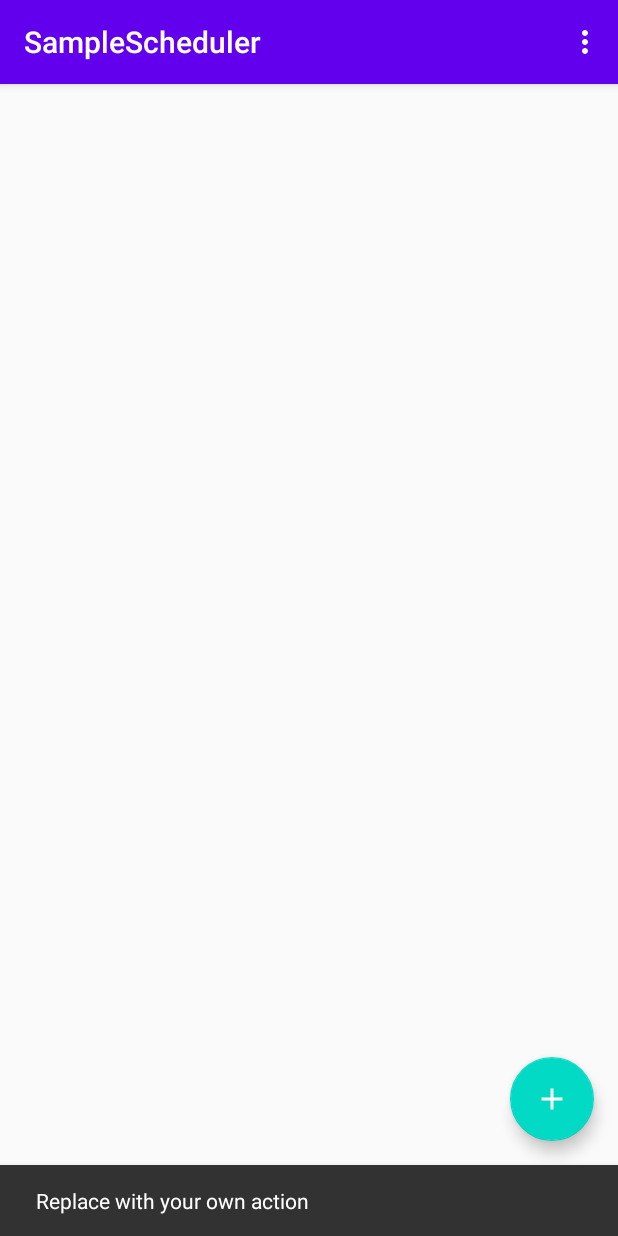
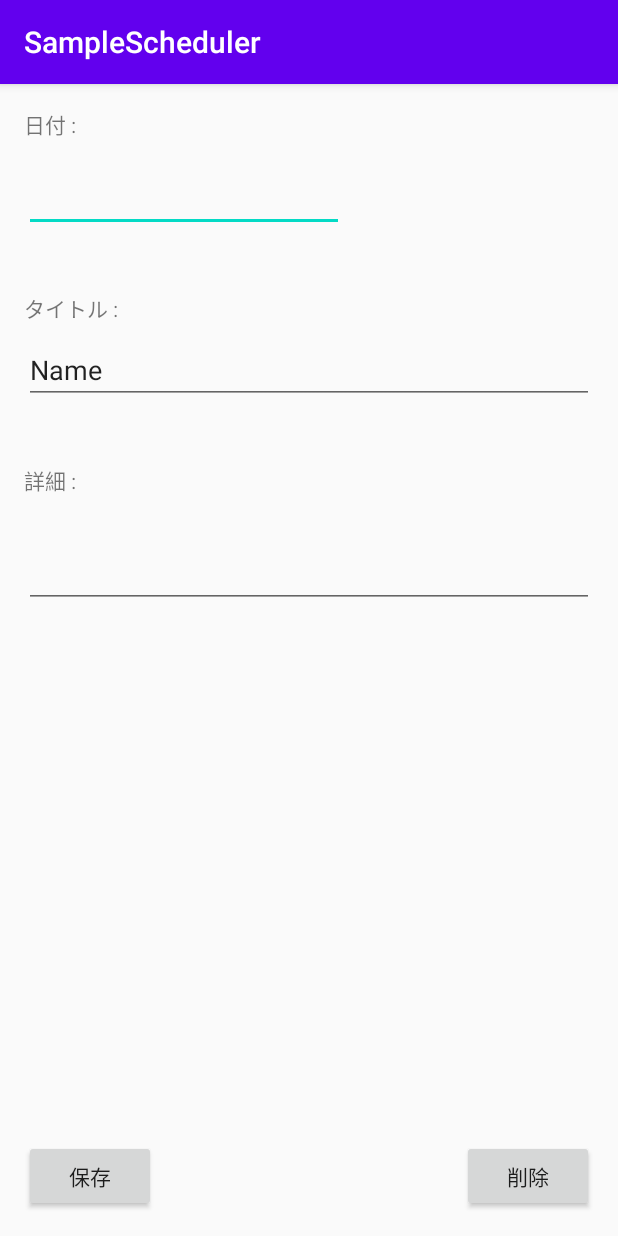
Before and after one commit to naruwo-github/AndroidPracticeSamples, an Android app: the screen it shows after launch (MainActivity before the commit, ScheduleEditActivity after it), after a tap on an icon or button, on a phone screen of 412 x 824 dp. Run offline under Robolectric (Android 15) with nearby library versions, the phone set to English and light mode, and no system bars; libraries missing offline, so code that uses them is left out: io.realm, io.realm.kotlin; 5 statements that could not run were skipped.

Commit message:
設定画面の実装

```diff
--- a/SampleScheduler/app/src/main/AndroidManifest.xml
+++ b/SampleScheduler/app/src/main/AndroidManifest.xml
@@ -10,6 +10,7 @@
         android:roundIcon="@mipmap/ic_launcher_round"
         android:supportsRtl="true"
         android:theme="@style/AppTheme">
+        <activity android:name=".ScheduleEditActivity"></activity>
         <activity
             android:name=".MainActivity"
             android:label="@string/app_name"
--- a/SampleScheduler/app/src/main/java/com/example/samplescheduler/MainActivity.kt
+++ b/SampleScheduler/app/src/main/java/com/example/samplescheduler/MainActivity.kt
@@ -1,13 +1,17 @@
 package com.example.samplescheduler
 
+import android.content.Intent
 import android.os.Bundle
 import com.google.android.material.snackbar.Snackbar
 import androidx.appcompat.app.AppCompatActivity
 import android.view.Menu
 import android.view.MenuItem
+import androidx.recyclerview.widget.LinearLayoutManager
 import io.realm.Realm
+import io.realm.kotlin.where
 
 import kotlinx.android.synthetic.main.activity_main.*
+import kotlinx.android.synthetic.main.content_main.*
 
 class MainActivity : AppCompatActivity() {
     private lateinit var realm: Realm
@@ -17,10 +21,14 @@ class MainActivity : AppCompatActivity() {
         setContentView(R.layout.activity_main)
         setSupportActionBar(toolbar)
         realm = Realm.getDefaultInstance()
+        list.layoutManager = LinearLayoutManager(this)
+        val schedules = realm.where<Schedule>().findAll()
+        val adapter = SchedulerAdapter(schedules)
+        list.adapter = adapter
 
         fab.setOnClickListener { view ->
-            Snackbar.make(view, "Replace with your own action", Snackbar.LENGTH_LONG)
-                    .setAction("Action", null).show()
+            val intent = Intent(this, ScheduleEditActivity::class.java)
+            startActivity(intent)
         }
     }
 
--- /dev/null
+++ b/SampleScheduler/app/src/main/java/com/example/samplescheduler/ScheduleEditActivity.kt
@@ -0,0 +1,12 @@
+package com.example.samplescheduler
+
+import androidx.appcompat.app.AppCompatActivity
+import android.os.Bundle
+
+class ScheduleEditActivity : AppCompatActivity() {
+
+    override fun onCreate(savedInstanceState: Bundle?) {
+        super.onCreate(savedInstanceState)
+        setContentView(R.layout.activity_schedule_edit)
+    }
+}
--- a/SampleScheduler/app/src/main/java/com/example/samplescheduler/SchedulerAdapter.kt
+++ b/SampleScheduler/app/src/main/java/com/example/samplescheduler/SchedulerAdapter.kt
@@ -12,6 +12,7 @@ import io.realm.RealmRecyclerViewAdapter
 class SchedulerAdapter(data: OrderedRealmCollection<Schedule>) : RealmRecyclerViewAdapter<Schedule, SchedulerAdapter.ViewHolder>(data, true) {
 
     init {
+        //これをtrueにし、getItemIdでidを返すようにすることで、RecyclerViewを高速で描画できるようになる
         setHasStableIds(true)
     }
 
@@ -22,11 +23,14 @@ class SchedulerAdapter(data: OrderedRealmCollection<Schedule>) : RealmRecyclerVi
 
     //セルが必要になるたび、呼び出される
     override fun onCreateViewHolder(parent: ViewGroup, viewType: Int): SchedulerAdapter.ViewHolder {
+        //内部ではViewHolderのインスタンスを生成して返す
         val inflater = LayoutInflater.from(parent.context)
+        //inflateメソッドにより、ビューにレイアウトXMLを適用している
         val view = inflater.inflate(android.R.layout.simple_list_item_2, parent, false)
         return ViewHolder(view)
     }
 
+    //ViewHolderで保持しているビューに対し、実際に表示する画像や文字などのコンテンツの設定を行う
     override fun onBindViewHolder(holder: SchedulerAdapter.ViewHolder, position: Int) {
         val schedule: Schedule? = getItem(position)
         holder.date.text = DateFormat.format("yyyy/MM/dd", schedule?.date)
--- /dev/null
+++ b/SampleScheduler/app/src/main/res/layout/activity_schedule_edit.xml
@@ -0,0 +1,99 @@
+<?xml version="1.0" encoding="utf-8"?>
+<androidx.constraintlayout.widget.ConstraintLayout xmlns:android="http://schemas.android.com/apk/res/android"
+    xmlns:app="http://schemas.android.com/apk/res-auto"
+    xmlns:tools="http://schemas.android.com/tools"
+    android:layout_width="match_parent"
+    android:layout_height="match_parent"
+    tools:context=".ScheduleEditActivity">
+
+    <TextView
+        android:id="@+id/dateTextView"
+        android:layout_width="wrap_content"
+        android:layout_height="wrap_content"
+        android:layout_marginStart="16dp"
+        android:layout_marginTop="16dp"
+        android:text="@string/date_textview_text"
+        app:layout_constraintStart_toStartOf="parent"
+        app:layout_constraintTop_toTopOf="parent" />
+
+    <EditText
+        android:id="@+id/dateEdit"
+        android:layout_width="wrap_content"
+        android:layout_height="wrap_content"
+        android:layout_marginStart="16dp"
+        android:layout_marginTop="16dp"
+        android:ems="10"
+        android:inputType="date"
+        app:layout_constraintStart_toStartOf="parent"
+        app:layout_constraintTop_toBottomOf="@+id/dateTextView" />
+
+    <TextView
+        android:id="@+id/titleTextView"
+        android:layout_width="wrap_content"
+        android:layout_height="wrap_content"
+        android:layout_marginStart="16dp"
+        android:layout_marginTop="40dp"
+        android:text="@string/title_text_view_text"
+        app:layout_constraintStart_toStartOf="parent"
+        app:layout_constraintTop_toBottomOf="@+id/dateEdit" />
+
+    <EditText
+        android:id="@+id/editText2"
+        android:layout_width="0dp"
+        android:layout_height="wrap_content"
+        android:layout_marginStart="16dp"
+        android:layout_marginTop="8dp"
+        android:layout_marginEnd="16dp"
+        android:ems="10"
+        android:inputType="textPersonName"
+        android:text="Name"
+        app:layout_constraintEnd_toEndOf="parent"
+        app:layout_constraintStart_toStartOf="parent"
+        app:layout_constraintTop_toBottomOf="@+id/titleTextView" />
+
+    <TextView
+        android:id="@+id/detailText"
+        android:layout_width="wrap_content"
+        android:layout_height="wrap_content"
+        android:layout_marginStart="16dp"
+        android:layout_marginTop="40dp"
+        android:text="@string/detail_text"
+        app:layout_constraintStart_toStartOf="parent"
+        app:layout_constraintTop_toBottomOf="@+id/editText2" />
+
+    <EditText
+        android:id="@+id/detailEdit"
+        android:layout_width="0dp"
+        android:layout_height="wrap_content"
+        android:layout_marginStart="16dp"
+        android:layout_marginTop="8dp"
+        android:layout_marginEnd="16dp"
+        android:ems="10"
+        android:gravity="start|top"
+        android:inputType="textMultiLine"
+        android:maxLines="8"
+        android:minLines="2"
+        app:layout_constraintEnd_toEndOf="parent"
+        app:layout_constraintStart_toStartOf="parent"
+        app:layout_constraintTop_toBottomOf="@+id/detailText" />
+
+    <Button
+        android:id="@+id/save"
+        android:layout_width="wrap_content"
+        android:layout_height="wrap_content"
+        android:layout_marginStart="16dp"
+        android:layout_marginBottom="16dp"
+        android:text="@string/save_text"
+        app:layout_constraintBottom_toBottomOf="parent"
+        app:layout_constraintStart_toStartOf="parent" />
+
+    <Button
+        android:id="@+id/delete"
+        android:layout_width="wrap_content"
+        android:layout_height="wrap_content"
+        android:layout_marginEnd="16dp"
+        android:layout_marginBottom="16dp"
+        android:text="@string/delete_text"
+        app:layout_constraintBottom_toBottomOf="parent"
+        app:layout_constraintEnd_toEndOf="parent" />
+</androidx.constraintlayout.widget.ConstraintLayout>
--- a/SampleScheduler/app/src/main/res/values/strings.xml
+++ b/SampleScheduler/app/src/main/res/values/strings.xml
@@ -9,4 +9,10 @@
 
     <string name="hello_first_fragment">Hello first fragment</string>
     <string name="hello_second_fragment">Hello second fragment. Arg: %1$s</string>
+    <string name="date_textview_text">"日付 : "</string>
+    <string name="title_text_view_text">"タイトル : "</string>
+    <string name="detail_text_view_text" />
+    <string name="detail_text">"詳細 : "</string>
+    <string name="save_text">保存</string>
+    <string name="delete_text">削除</string>
 </resources>
```
